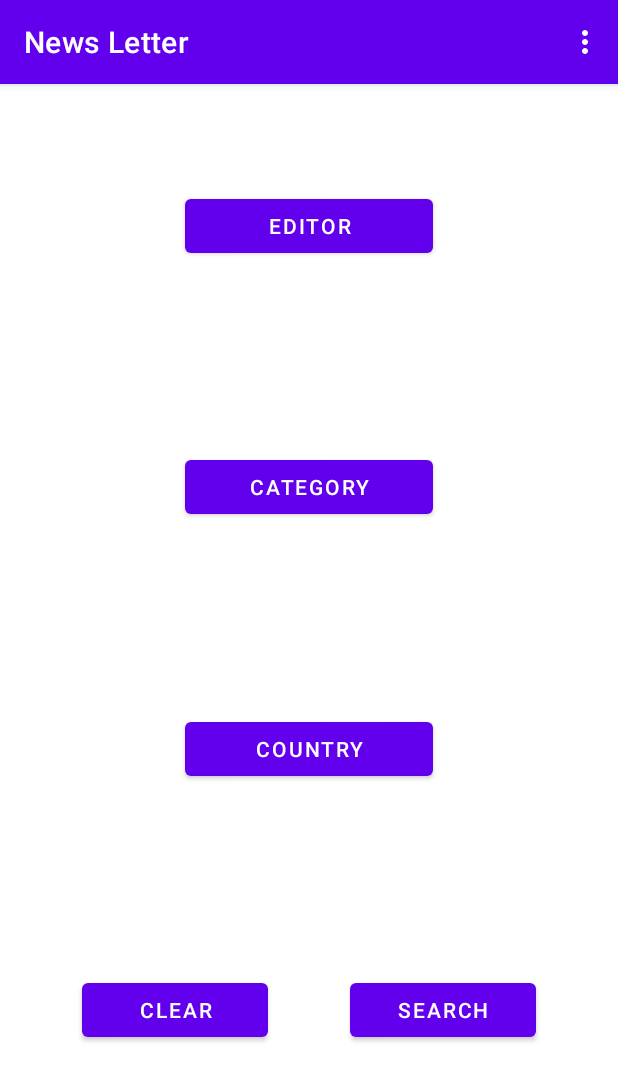
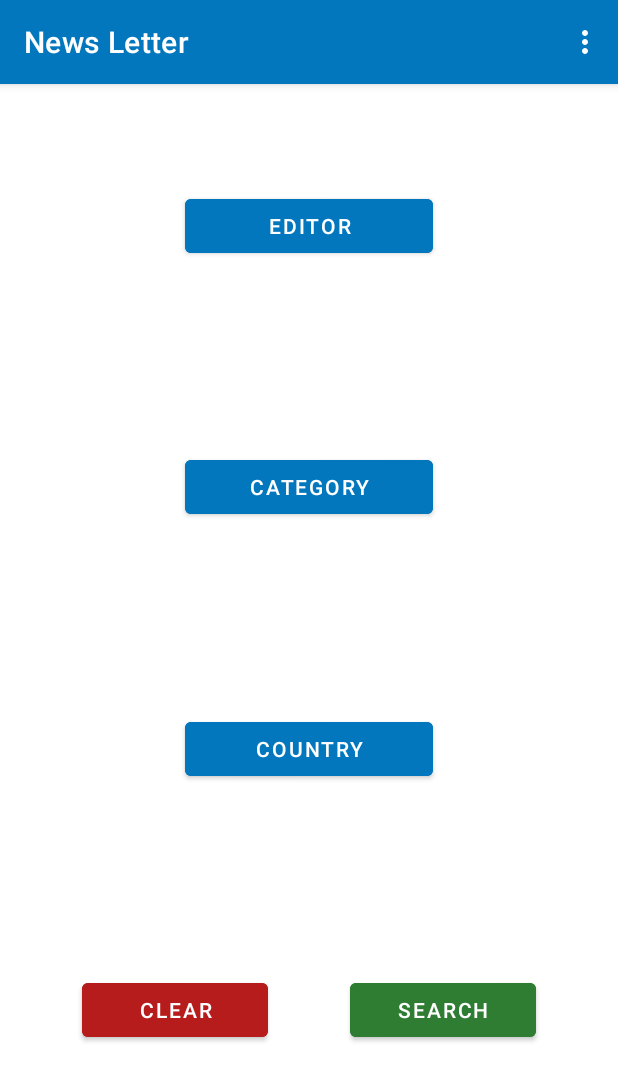
Before and after one commit to mmed199/newsletter, an Android app: the screen it shows after launch (MainActivity), on a phone screen of 412 x 824 dp. Shown: the top 1081 px of the screen. Run offline under Robolectric (Android 15) with nearby library versions, the phone set to English and light mode, and no system bars; our stand-ins replace Room's generated code; network calls fail; 1 statement that could not run was skipped.

Commit message:
change colors

```diff
--- a/app/src/main/res/layout/activity_main.xml
+++ b/app/src/main/res/layout/activity_main.xml
@@ -13,11 +13,11 @@
 
 
         <androidx.appcompat.widget.Toolbar
-           android:id="@+id/toolbar"
-           android:layout_width="match_parent"
-           android:layout_height="?attr/actionBarSize"
-           android:background="?attr/colorPrimary"
-           app:popupTheme="@style/Theme.NewsLetter.PopupOverlay"/>
+            android:id="@+id/toolbar"
+            android:layout_width="match_parent"
+            android:layout_height="?attr/actionBarSize"
+            android:background="@color/primary"
+            app:popupTheme="@style/Theme.NewsLetter.PopupOverlay" />
 
     </com.google.android.material.appbar.AppBarLayout>
 
--- a/app/src/main/res/layout/fragment_home.xml
+++ b/app/src/main/res/layout/fragment_home.xml
@@ -9,6 +9,7 @@
 
 
     <Button
+        android:backgroundTint="@color/primary"
         android:id="@+id/button_editor"
         android:layout_width="0dp"
         android:layout_height="wrap_content"
@@ -30,6 +31,7 @@
         />
 
     <Button
+        android:backgroundTint="@color/primary"
         android:id="@+id/button_category"
         android:layout_width="0dp"
         app:layout_constraintWidth_percent="0.4"
@@ -52,6 +54,7 @@
         />
 
     <Button
+        android:backgroundTint="@color/primary"
         android:id="@+id/button_country"
         android:layout_width="0dp"
         app:layout_constraintWidth_percent="0.4"
@@ -75,6 +78,7 @@
 
     <Button
         android:id="@+id/button_clear"
+        android:backgroundTint="@color/error"
         android:layout_width="0dp"
         app:layout_constraintWidth_percent="0.3"
         android:layout_height="wrap_content"
@@ -87,6 +91,7 @@
 
     <Button
         android:id="@+id/button_search"
+        android:backgroundTint="@color/succes"
         android:layout_width="0dp"
         app:layout_constraintWidth_percent="0.3"
         android:layout_height="wrap_content"
--- a/app/src/main/res/values/colors.xml
+++ b/app/src/main/res/values/colors.xml
@@ -11,4 +11,7 @@
     <color name = "black">#000000</color>
     <color name = "azure">#03DAC5</color>
 
+    <color name="error">#B71C1C</color>
+    <color name="succes">#2E7D32</color>
+    <color name="primary">#0277BD</color>
 </resources>
```
